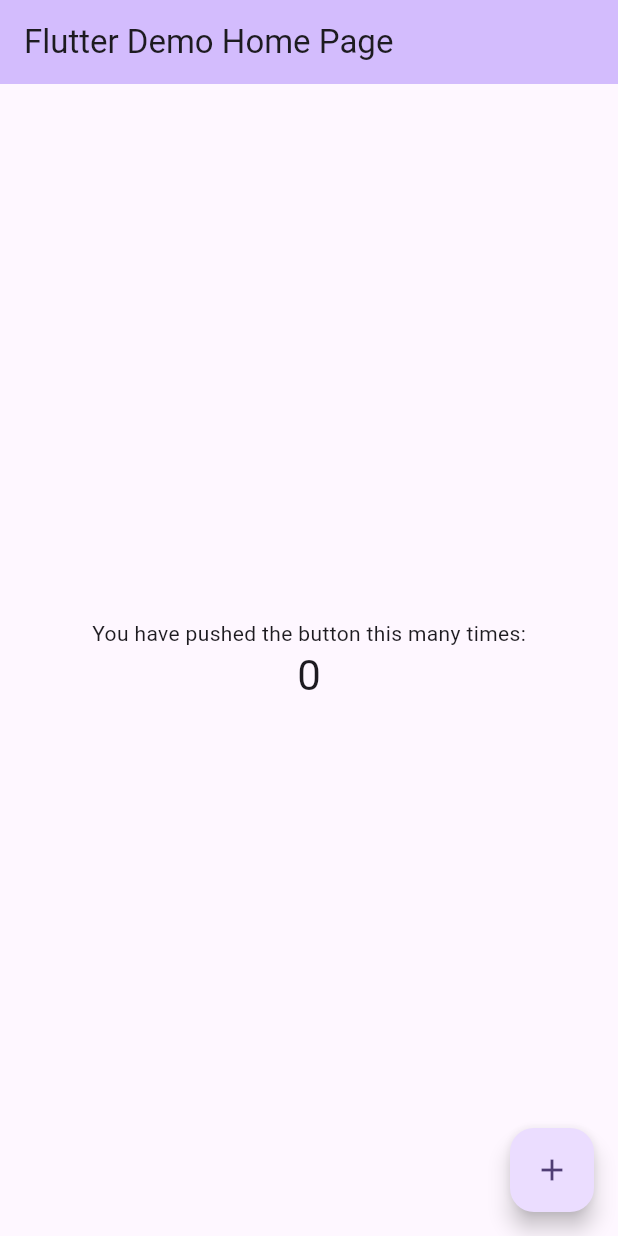
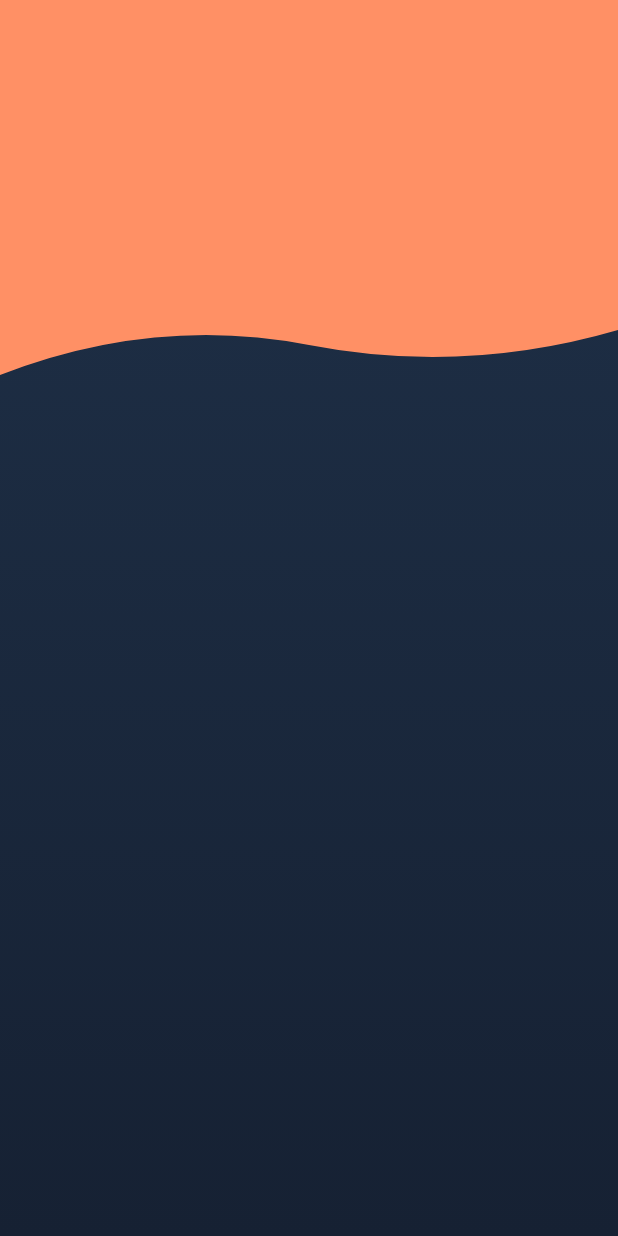
Before and after one commit to OnkarSagare27/login-screen, a Flutter app: the screen it shows after launch, on a phone screen of 412 x 824 dp. Run offline on Flutter 3.47's test engine with Material 2 defaults, Android fonts, the phone set to English and light mode, and no system bars; our stand-ins replace google_fonts.

Commit message:
Clipped container

```diff
--- a/lib/main.dart
+++ b/lib/main.dart
@@ -1,125 +1,31 @@
+import 'package:login_screen/screens/login_screen.dart';
 import 'package:flutter/material.dart';
+import 'package:flutter/services.dart';
+import 'package:google_fonts/google_fonts.dart';
 
 void main() {
-  runApp(const MyApp());
+  runApp(MyApp());
 }
 
 class MyApp extends StatelessWidget {
-  const MyApp({super.key});
-
-  // This widget is the root of your application.
   @override
   Widget build(BuildContext context) {
+    SystemChrome.setPreferredOrientations(
+        [DeviceOrientation.portraitUp, DeviceOrientation.portraitDown]);
+    SystemChrome.setSystemUIOverlayStyle(SystemUiOverlayStyle.light.copyWith(
+      statusBarColor: Colors.transparent,
+    ));
+
     return MaterialApp(
-      title: 'Flutter Demo',
+      debugShowCheckedModeBanner: false,
+      title: 'LoginPage',
       theme: ThemeData(
-        // This is the theme of your application.
-        //
-        // TRY THIS: Try running your application with "flutter run". You'll see
-        // the application has a blue toolbar. Then, without quitting the app,
-        // try changing the seedColor in the colorScheme below to Colors.green
-        // and then invoke "hot reload" (save your changes or press the "hot
-        // reload" button in a Flutter-supported IDE, or press "r" if you used
-        // the command line to start the app).
-        //
-        // Notice that the counter didn't reset back to zero; the application
-        // state is not lost during the reload. To reset the state, use hot
-        // restart instead.
-        //
-        // This works for code too, not just values: Most code changes can be
-        // tested with just a hot reload.
-        colorScheme: ColorScheme.fromSeed(seedColor: Colors.deepPurple),
-        useMaterial3: true,
-      ),
-      home: const MyHomePage(title: 'Flutter Demo Home Page'),
+          fontFamily: GoogleFonts.poppins().fontFamily,
+          shadowColor: Colors.transparent,
+          canvasColor: Colors.transparent),
+      routes: {
+        '/': (context) => const LoginScreen(),
+      },
     );
   }
 }
-
-class MyHomePage extends StatefulWidget {
-  const MyHomePage({super.key, required this.title});
-
-  // This widget is the home page of your application. It is stateful, meaning
-  // that it has a State object (defined below) that contains fields that affect
-  // how it looks.
-
-  // This class is the configuration for the state. It holds the values (in this
-  // case the title) provided by the parent (in this case the App widget) and
-  // used by the build method of the State. Fields in a Widget subclass are
-  // always marked "final".
-
-  final String title;
-
-  @override
-  State<MyHomePage> createState() => _MyHomePageState();
-}
-
-class _MyHomePageState extends State<MyHomePage> {
-  int _counter = 0;
-
-  void _incrementCounter() {
-    setState(() {
-      // This call to setState tells the Flutter framework that something has
-      // changed in this State, which causes it to rerun the build method below
-      // so that the display can reflect the updated values. If we changed
-      // _counter without calling setState(), then the build method would not be
-      // called again, and so nothing would appear to happen.
-      _counter++;
-    });
-  }
-
-  @override
-  Widget build(BuildContext context) {
-    // This method is rerun every time setState is called, for instance as done
-    // by the _incrementCounter method above.
-    //
-    // The Flutter framework has been optimized to make rerunning build methods
-    // fast, so that you can just rebuild anything that needs updating rather
-    // than having to individually change instances of widgets.
-    return Scaffold(
-      appBar: AppBar(
-        // TRY THIS: Try changing the color here to a specific color (to
-        // Colors.amber, perhaps?) and trigger a hot reload to see the AppBar
-        // change color while the other colors stay the same.
-        backgroundColor: Theme.of(context).colorScheme.inversePrimary,
-        // Here we take the value from the MyHomePage object that was created by
-        // the App.build method, and use it to set our appbar title.
-        title: Text(widget.title),
-      ),
-      body: Center(
-        // Center is a layout widget. It takes a single child and positions it
-        // in the middle of the parent.
-        child: Column(
-          // Column is also a layout widget. It takes a list of children and
-          // arranges them vertically. By default, it sizes itself to fit its
-          // children horizontally, and tries to be as tall as its parent.
-          //
-          // Column has various properties to control how it sizes itself and
-          // how it positions its children. Here we use mainAxisAlignment to
-          // center the children vertically; the main axis here is the vertical
-          // axis because Columns are vertical (the cross axis would be
-          // horizontal).
-          //
-          // TRY THIS: Invoke "debug painting" (choose the "Toggle Debug Paint"
-          // action in the IDE, or press "p" in the console), to see the
-          // wireframe for each widget.
-          mainAxisAlignment: MainAxisAlignment.center,
-          children: <Widget>[
-            const Text(
-              'You have pushed the button this many times:',
-            ),
-            Text(
-              '$_counter',
-              style: Theme.of(context).textTheme.headlineMedium,
-            ),
-          ],
-        ),
-      ),
-      floatingActionButton: FloatingActionButton(
-        onPressed: _incrementCounter,
-        tooltip: 'Increment',
-        child: const Icon(Icons.add),
-      ), // This trailing comma makes auto-formatting nicer for build methods.
-    );
-  }
-}
--- /dev/null
+++ b/lib/screens/login_screen.dart
@@ -0,0 +1,34 @@
+import 'package:flutter/material.dart';
+import 'package:login_screen/widgets/curvePat.dart';
+
+class LoginScreen extends StatefulWidget {
+  const LoginScreen({Key? key});
+
+  @override
+  State<LoginScreen> createState() => _LoginScreenState();
+}
+
+class _LoginScreenState extends State<LoginScreen> {
+  @override
+  Widget build(BuildContext context) {
+    return Scaffold(
+      body: Container(
+        decoration: const BoxDecoration(
+          gradient: LinearGradient(
+            begin: Alignment.topCenter,
+            end: Alignment.bottomCenter,
+            colors: [
+              Color.fromARGB(255, 31, 49, 73),
+              Color.fromARGB(255, 22, 33, 51)
+            ], // Adjust colors as per your preference
+          ),
+        ),
+        child: Column(
+          children: [
+            CustomClipPathContainer(),
+          ],
+        ),
+      ),
+    );
+  }
+}
--- /dev/null
+++ b/lib/widgets/curvePat.dart
@@ -0,0 +1,36 @@
+import 'package:flutter/material.dart';
+
+class CustomClipPathContainer extends StatelessWidget {
+  @override
+  Widget build(BuildContext context) {
+    return ClipPath(
+      clipper: MyCustomClipper(),
+      child: Container(
+        height: 250, // Set the height to 300
+        color: const Color.fromARGB(
+            255, 255, 144, 101), // Background color of the container
+      ),
+    );
+  }
+}
+
+class MyCustomClipper extends CustomClipper<Path> {
+  @override
+  Path getClip(Size size) {
+    var path = Path();
+    path.lineTo(0, size.height);
+    path.quadraticBezierTo(
+        size.width / 4, size.height - 40, size.width / 2, size.height - 20);
+    path.quadraticBezierTo(
+        3 / 4 * size.width, size.height, size.width, size.height - 30);
+    path.lineTo(size.width, 0);
+    path.close();
+
+    return path;
+  }
+
+  @override
+  bool shouldReclip(CustomClipper<Path> oldClipper) {
+    return false;
+  }
+}
--- a/pubspec.yaml
+++ b/pubspec.yaml
@@ -30,7 +30,7 @@ environment:
 dependencies:
   flutter:
     sdk: flutter
-
+  google_fonts: ^5.1.0
 
   # The following adds the Cupertino Icons font to your application.
   # Use with the CupertinoIcons class for iOS style icons.
```
Also changed, not shown: pubspec.lock.
